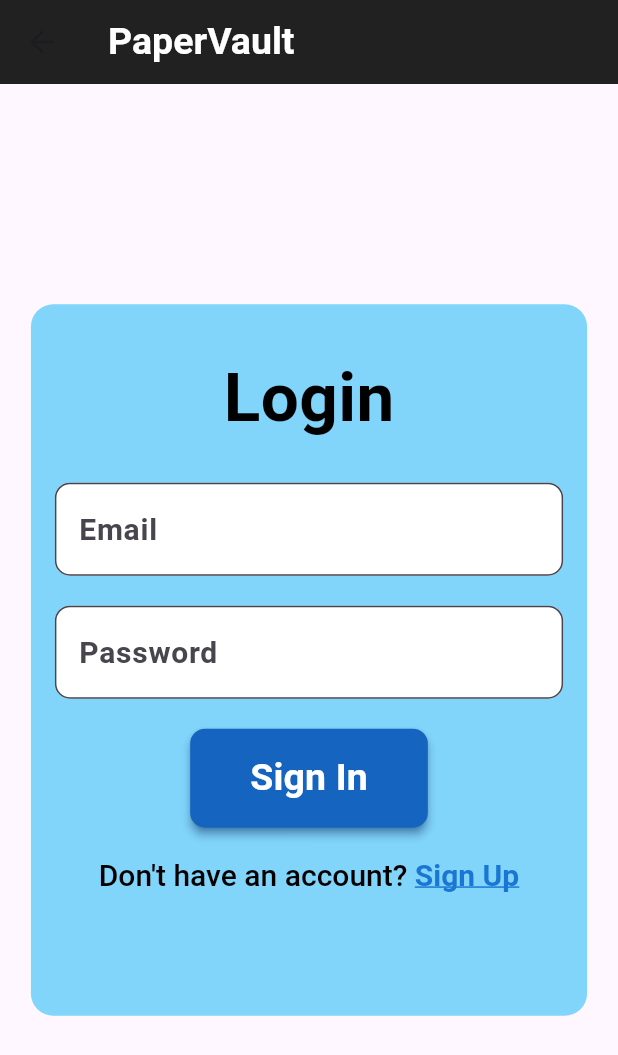
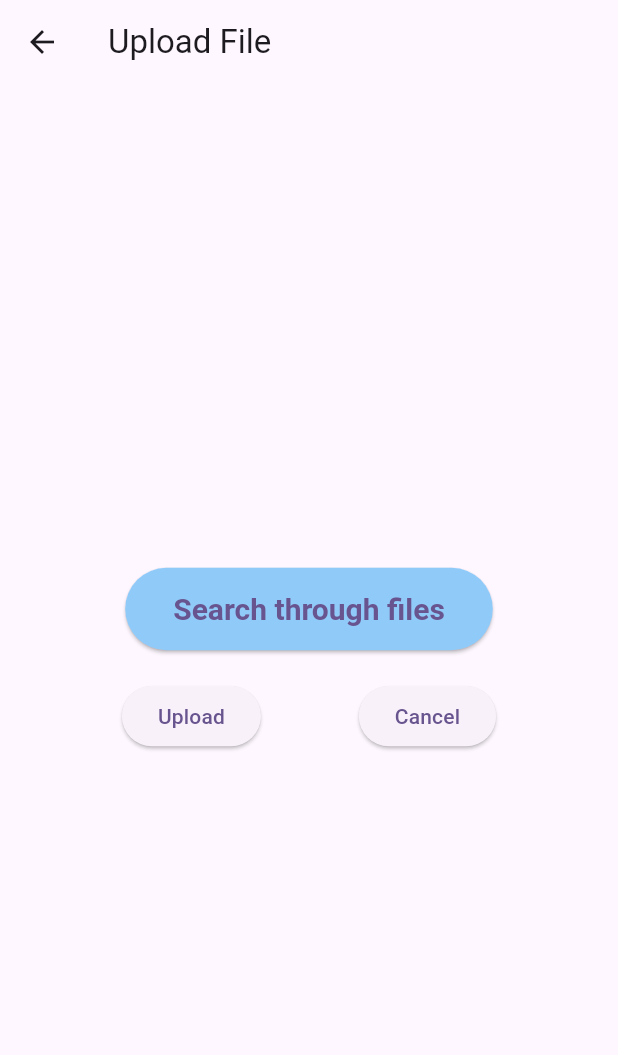
Before and after one commit to ARQUI-SOFTWARE-EMERGENTES/papervault-mobile, a Flutter app: the SearchPage screen opened by its route, item 3 of the bottom bar chosen, on a phone screen of 412 x 824 dp. Shown: the top 1055 px of the screen. Run offline on Flutter 3.47's test engine with Material 3 defaults, Android fonts, the phone set to English and light mode, and no system bars; our stand-ins replace file_picker, google_fonts; Roboto replaces fonts that are missing (Arsenal).

Commit message:
feat: add upload page

```diff
--- a/lib/common/routers.dart
+++ b/lib/common/routers.dart
@@ -3,12 +3,14 @@ import 'package:mobile_app/pages/search_page.dart';
 import 'package:mobile_app/pages/search_results.dart';
 import 'package:mobile_app/pages/sign_up.dart';
 import 'package:mobile_app/pages/login_page.dart';
+import 'package:mobile_app/pages/upload_page.dart';
 
 const String ROUTE_HOME = '/search';
 const String ROUTE_LOGIN = '/login';
 const String ROUTE_SIGN_UP = '/signup';
 const String ROUTE_SEARCH = '/search';
 const String ROUTE_SEARCH_RESULTS = '/results';
+const String ROUTE_UPLOAD = '/upload';
 
 class Routers {
   static Route<dynamic> generateRoute(RouteSettings settings) {
@@ -21,6 +23,8 @@ class Routers {
         return MaterialPageRoute(builder: (_) => SearchPage());
       case ROUTE_SEARCH_RESULTS:
         return MaterialPageRoute(builder: (_) => SearchResultsPage());
+      case ROUTE_UPLOAD:
+        return MaterialPageRoute(builder: (_) => UploadPage());
       default:
         return MaterialPageRoute(builder: (_) => LoginPage());
     }
--- /dev/null
+++ b/lib/pages/upload_page.dart
@@ -0,0 +1,68 @@
+  import 'package:flutter/material.dart';
+import 'package:file_picker/file_picker.dart';
+
+class UploadPage extends StatefulWidget {
+  @override
+  _UploadPageState createState() => _UploadPageState();
+}
+
+class _UploadPageState extends State<UploadPage> {
+  String? selectedFile;
+
+  void _pickFile() async {
+    FilePickerResult? result = await FilePicker.platform.pickFiles();
+    if (result != null) {
+      setState(() {
+        selectedFile = result.files.single.path;
+      });
+    }
+  }
+
+  @override
+  Widget build(BuildContext context) {
+    return Scaffold(
+      appBar: AppBar(
+        title: Text('Upload File'),
+      ),
+      body: Padding(
+        padding: const EdgeInsets.all(16.0),
+        child: Column(
+          mainAxisAlignment: MainAxisAlignment.center,
+          children: [
+            ElevatedButton(
+              onPressed: _pickFile,
+              child: Text('Search through files'),
+              style: ElevatedButton.styleFrom(
+                textStyle: TextStyle(fontSize: 20, fontWeight: FontWeight.bold),
+                padding: EdgeInsets.symmetric(vertical: 16, horizontal: 32),
+                backgroundColor: Colors.blue.shade200
+              ),
+            ),
+            SizedBox(height: 20),
+            Row(
+              mainAxisAlignment: MainAxisAlignment.spaceEvenly,
+              children: [
+                ElevatedButton(
+                  onPressed: () {
+                    // Implement your upload functionality here
+                  },
+                  child: Text('Upload'),
+                ),
+                ElevatedButton(
+                  onPressed: () {
+                    Navigator.pop(context);
+                  },
+                  child: Text('Cancel'),
+                ),
+              ],
+            ),
+            if (selectedFile != null) ...[
+              SizedBox(height: 20),
+              Text('Selected File: $selectedFile'),
+            ],
+          ],
+        ),
+      ),
+    );
+  }
+}
--- a/lib/widgets/custom_navigation_bar.dart
+++ b/lib/widgets/custom_navigation_bar.dart
@@ -36,7 +36,7 @@ class CustomNavigationBar extends StatelessWidget {
             Navigator.pushNamed(context, ROUTE_SIGN_UP);
             break;
           case 2:
-            Navigator.pushNamed(context, ROUTE_LOGIN);
+            Navigator.pushNamed(context, ROUTE_UPLOAD);
             break;
         }
       },
```
